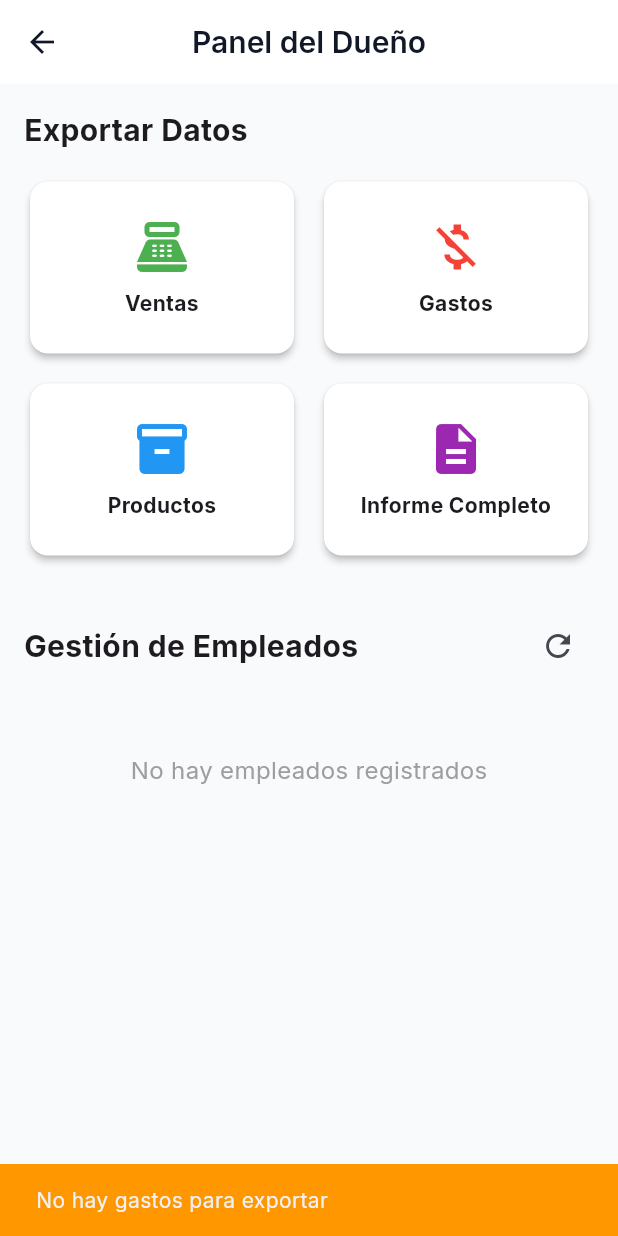
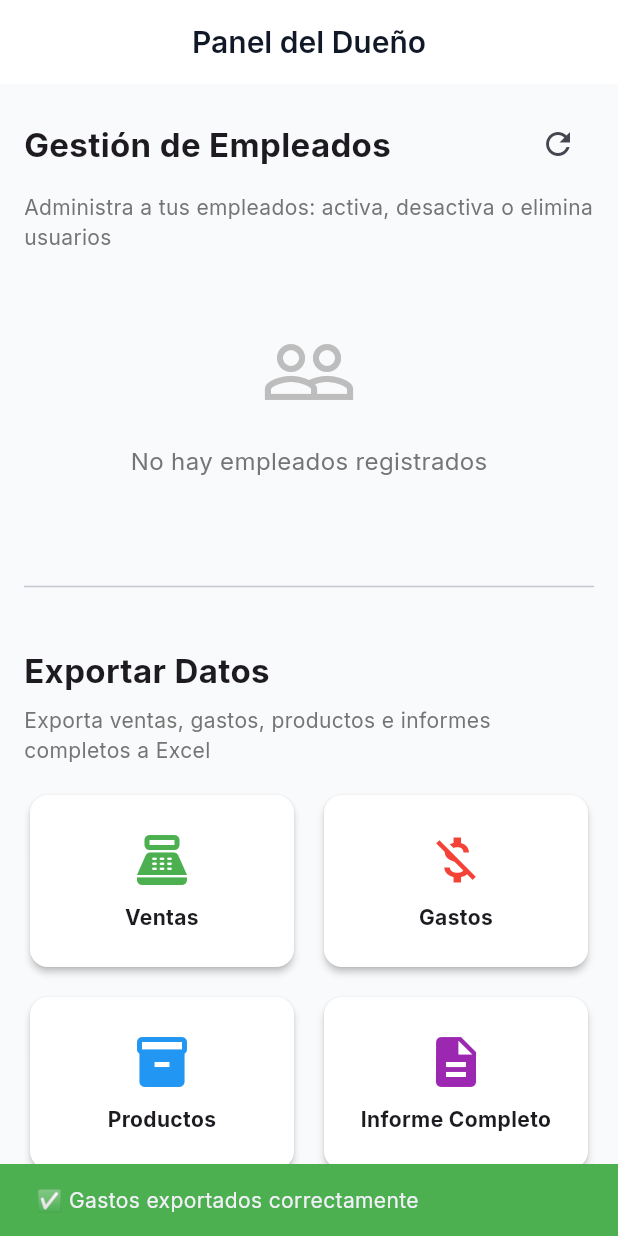
Before and after one commit to IsmaelFV/CRM-Flutter, a Flutter app: the DuenoScreen screen opened directly, after a tap on "Gastos", on a phone screen of 412 x 824 dp. Run offline on Flutter 3.47's test engine with Material 3 defaults, Android fonts, the phone set to English and light mode, and no system bars; our stand-ins replace google_fonts, image_picker, supabase_flutter; missing offline and left inert: dart:html, excel; accounts and stored records are empty; statements that could not run were skipped.

Commit message:
feat: mejoras panel dueño - gestión de empleados y exportación web

```diff
--- a/lib/src/features/dueno/dueno_screen.dart
+++ b/lib/src/features/dueno/dueno_screen.dart
@@ -27,11 +27,16 @@ class _DuenoScreenState extends State<DuenoScreen> {
 
   Future<void> _cargarEmpleados() async {
     setState(() => _isLoading = true);
+    final authProvider = context.read<AuthProvider>();
+    final duenoId = authProvider.currentUser?.id;
+
     final todosUsuarios = await _userService.getAllUsers();
     if (mounted) {
       setState(() {
-        // Filtrar solo empleados
-        _empleados = todosUsuarios.where((u) => u.esEmpleado).toList();
+        // Filtrar solo empleados de este dueño
+        _empleados = todosUsuarios.where((u) =>
+          u.esEmpleado && u.duenoId == duenoId
+        ).toList();
         _isLoading = false;
       });
     }
@@ -104,15 +109,12 @@ class _DuenoScreenState extends State<DuenoScreen> {
         hasta: DateTime.now(),
       );
       if (mounted) {
-        if (file != null) {
         ScaffoldMessenger.of(context).showSnackBar(
-            SnackBar(content: Text('Ventas exportadas: ${file.path}')),
+          const SnackBar(
+            content: Text('✅ Ventas exportadas correctamente'),
+            backgroundColor: Colors.green,
+          ),
         );
-        } else {
-          ScaffoldMessenger.of(context).showSnackBar(
-            const SnackBar(content: Text('No hay ventas para exportar'), backgroundColor: Colors.orange),
-          );
-        }
       }
     } catch (e) {
       if (mounted) {
@@ -130,15 +132,12 @@ class _DuenoScreenState extends State<DuenoScreen> {
         hasta: DateTime.now(),
       );
       if (mounted) {
-        if (file != null) {
         ScaffoldMessenger.of(context).showSnackBar(
-            SnackBar(content: Text('Gastos exportados: ${file.path}')),
+          const SnackBar(
+            content: Text('✅ Gastos exportados correctamente'),
+            backgroundColor: Colors.green,
+          ),
         );
-        } else {
-          ScaffoldMessenger.of(context).showSnackBar(
-            const SnackBar(content: Text('No hay gastos para exportar'), backgroundColor: Colors.orange),
-          );
-        }
       }
     } catch (e) {
       if (mounted) {
@@ -153,15 +152,12 @@ class _DuenoScreenState extends State<DuenoScreen> {
     try {
       final file = await _exportService.exportarProductos();
       if (mounted) {
-        if (file != null) {
         ScaffoldMessenger.of(context).showSnackBar(
-            SnackBar(content: Text('Productos exportados: ${file.path}')),
+          const SnackBar(
+            content: Text('✅ Productos exportados correctamente'),
+            backgroundColor: Colors.green,
+          ),
         );
-        } else {
-          ScaffoldMessenger.of(context).showSnackBar(
-            const SnackBar(content: Text('No hay productos para exportar'), backgroundColor: Colors.orange),
-          );
-        }
       }
     } catch (e) {
       if (mounted) {
@@ -179,15 +175,12 @@ class _DuenoScreenState extends State<DuenoScreen> {
         hasta: DateTime.now(),
       );
       if (mounted) {
-        if (file != null) {
         ScaffoldMessenger.of(context).showSnackBar(
-            SnackBar(content: Text('Informe completo exportado: ${file.path}')),
+          const SnackBar(
+            content: Text('✅ Informe completo exportado correctamente'),
+            backgroundColor: Colors.green,
+          ),
         );
-        } else {
-          ScaffoldMessenger.of(context).showSnackBar(
-            const SnackBar(content: Text('No hay datos para exportar'), backgroundColor: Colors.orange),
-          );
-        }
       }
     } catch (e) {
       if (mounted) {
@@ -212,55 +205,13 @@ class _DuenoScreenState extends State<DuenoScreen> {
               child: Column(
                 crossAxisAlignment: CrossAxisAlignment.start,
                 children: [
-                  // Sección de Exportación
-                  const Text(
-                    'Exportar Datos',
-                    style: TextStyle(fontSize: 20, fontWeight: FontWeight.bold),
-                  ),
-                  const SizedBox(height: 16),
-                  GridView.count(
-                    shrinkWrap: true,
-                    physics: const NeverScrollableScrollPhysics(),
-                    crossAxisCount: 2,
-                    mainAxisSpacing: 12,
-                    crossAxisSpacing: 12,
-                    childAspectRatio: 1.5,
-                    children: [
-                      _buildExportCard(
-                        'Ventas',
-                        Icons.point_of_sale,
-                        Colors.green,
-                        _exportarVentas,
-                      ),
-                      _buildExportCard(
-                        'Gastos',
-                        Icons.money_off,
-                        Colors.red,
-                        _exportarGastos,
-                      ),
-                      _buildExportCard(
-                        'Productos',
-                        Icons.inventory,
-                        Colors.blue,
-                        _exportarProductos,
-                      ),
-                      _buildExportCard(
-                        'Informe Completo',
-                        Icons.description,
-                        Colors.purple,
-                        _exportarInformeCompleto,
-                      ),
-                    ],
-                  ),
-                  const SizedBox(height: 32),
-
-                  // Sección de Empleados
+                  // Sección de Empleados (PRIMERO)
                   Row(
                     mainAxisAlignment: MainAxisAlignment.spaceBetween,
                     children: [
                       const Text(
                         'Gestión de Empleados',
-                        style: TextStyle(fontSize: 20, fontWeight: FontWeight.bold),
+                        style: TextStyle(fontSize: 22, fontWeight: FontWeight.bold),
                       ),
                       IconButton(
                         icon: const Icon(Icons.refresh),
@@ -268,15 +219,26 @@ class _DuenoScreenState extends State<DuenoScreen> {
                       ),
                     ],
                   ),
+                  const SizedBox(height: 8),
+                  Text(
+                    'Administra a tus empleados: activa, desactiva o elimina usuarios',
+                    style: TextStyle(fontSize: 14, color: Colors.grey[600]),
+                  ),
                   const SizedBox(height: 16),
 
                   if (_empleados.isEmpty)
-                    const Center(
+                    Center(
                       child: Padding(
-                        padding: EdgeInsets.all(32),
-                        child: Text(
+                        padding: const EdgeInsets.all(32),
+                        child: Column(
+                          children: [
+                            Icon(Icons.people_outline, size: 64, color: Colors.grey[400]),
+                            const SizedBox(height: 16),
+                            Text(
                               'No hay empleados registrados',
-                          style: TextStyle(fontSize: 16, color: Colors.grey),
+                              style: TextStyle(fontSize: 16, color: Colors.grey[600]),
+                            ),
+                          ],
                         ),
                       ),
                     )
@@ -343,19 +305,18 @@ class _DuenoScreenState extends State<DuenoScreen> {
                                           Icon(
                                             empleado.activo ? Icons.block : Icons.check_circle,
                                             size: 20,
-                                            color: empleado.activo ? Colors.red : Colors.green,
+                                            color: empleado.activo ? Colors.orange : Colors.green,
                                           ),
                                           const SizedBox(width: 8),
                                           Text(empleado.activo ? 'Desactivar' : 'Activar'),
                                         ],
                                       ),
                                     ),
-                                    const PopupMenuDivider(),
                                     const PopupMenuItem(
                                       value: 'eliminar',
                                       child: Row(
                                         children: [
-                                          Icon(Icons.delete_forever, size: 20, color: Colors.red),
+                                          Icon(Icons.delete, size: 20, color: Colors.red),
                                           SizedBox(width: 8),
                                           Text('Eliminar', style: TextStyle(color: Colors.red)),
                                         ],
@@ -368,6 +329,55 @@ class _DuenoScreenState extends State<DuenoScreen> {
                           ),
                         );
                       },
+                    ),
+                  const SizedBox(height: 32),
+                  const Divider(),
+                  const SizedBox(height: 32),
+
+                  // Sección de Exportación (SEGUNDO)
+                  const Text(
+                    'Exportar Datos',
+                    style: TextStyle(fontSize: 22, fontWeight: FontWeight.bold),
+                  ),
+                  const SizedBox(height: 8),
+                  Text(
+                    'Exporta ventas, gastos, productos e informes completos a Excel',
+                    style: TextStyle(fontSize: 14, color: Colors.grey[600]),
+                  ),
+                  const SizedBox(height: 16),
+                  GridView.count(
+                    shrinkWrap: true,
+                    physics: const NeverScrollableScrollPhysics(),
+                    crossAxisCount: 2,
+                    mainAxisSpacing: 12,
+                    crossAxisSpacing: 12,
+                    childAspectRatio: 1.5,
+                    children: [
+                      _buildExportCard(
+                        'Ventas',
+                        Icons.point_of_sale,
+                        Colors.green,
+                        _exportarVentas,
+                      ),
+                      _buildExportCard(
+                        'Gastos',
+                        Icons.money_off,
+                        Colors.red,
+                        _exportarGastos,
+                      ),
+                      _buildExportCard(
+                        'Productos',
+                        Icons.inventory,
+                        Colors.blue,
+                        _exportarProductos,
+                      ),
+                      _buildExportCard(
+                        'Informe Completo',
+                        Icons.description,
+                        Colors.purple,
+                        _exportarInformeCompleto,
+                      ),
+                    ],
                   ),
                 ],
               ),
```
Also changed, not shown: lib/src/features/dashboard/dashboard_screen.dart (+7 -0 lines), lib/src/services/export_service.dart (+25 -6 lines), 1 other file. Lines whose indentation alone changed are shown as unchanged.
